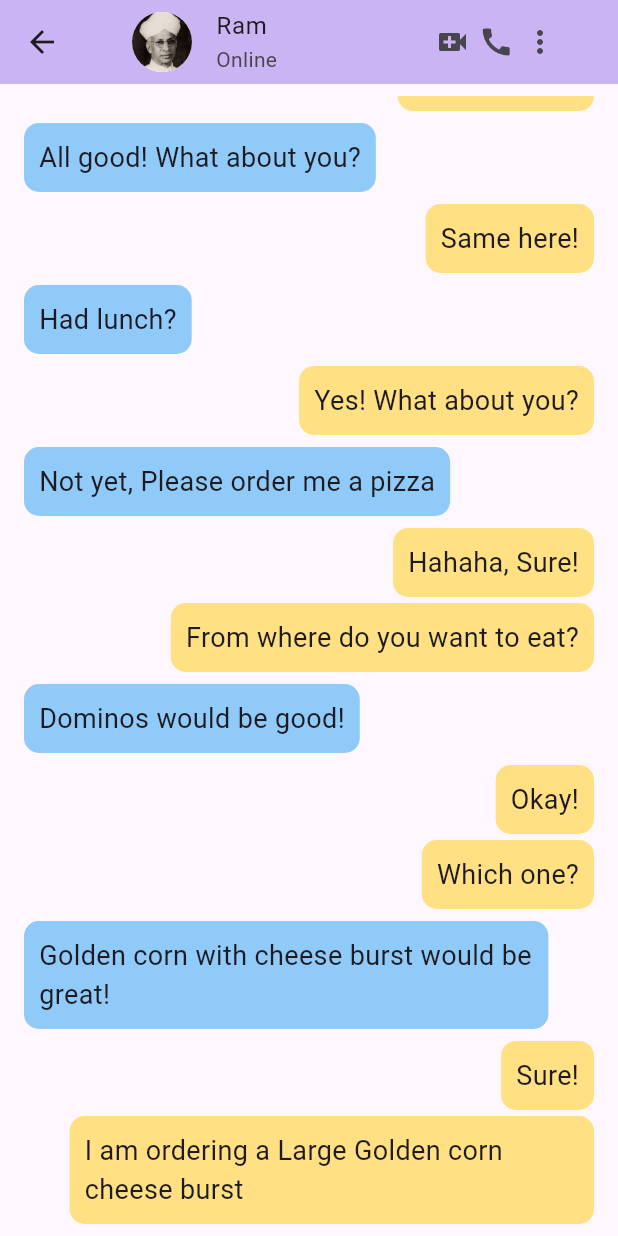
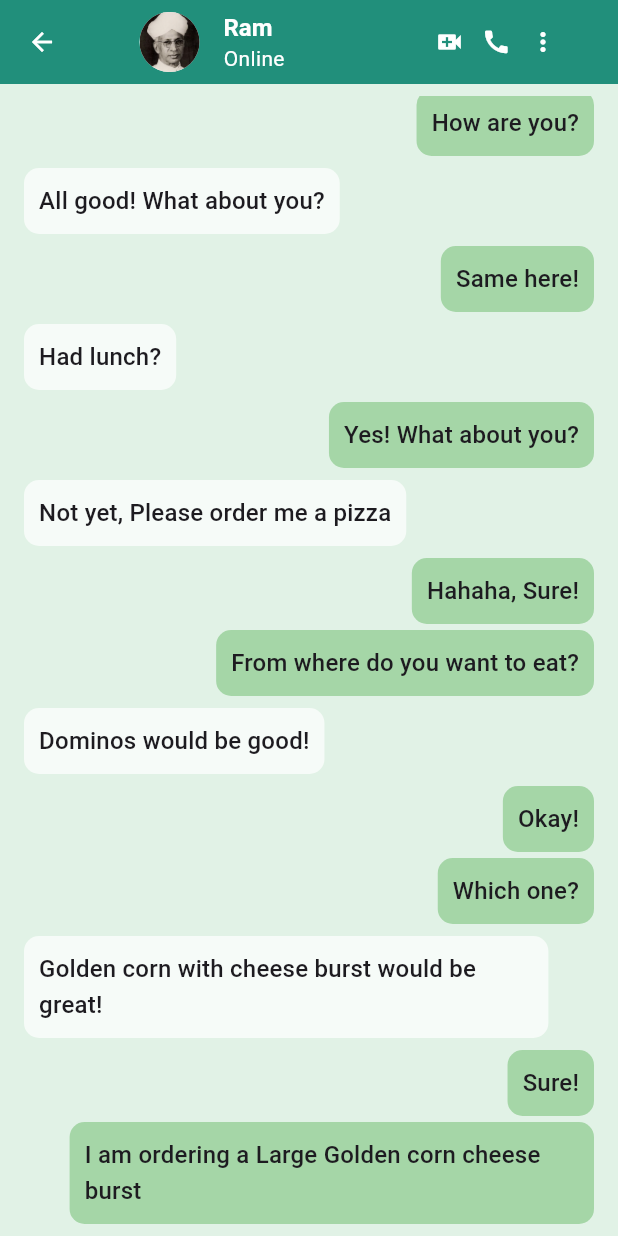
Before and after one commit to DevAngiras/bloc, a Flutter app: the screen it shows after launch, after a tap on "Ram", on a phone screen of 412 x 824 dp. Run offline on Flutter 3.47's test engine with Material 3 defaults, Android fonts, the phone set to English and light mode, and no system bars.

Commit message:
Revamped WhatsApp UI design: Updated text styles, icon buttons, chat page backgrounds, and color combinations for a cohesive and visually appealing user experience.

```diff
--- a/lib/main.dart
+++ b/lib/main.dart
@@ -12,11 +12,24 @@ class MyApp extends StatelessWidget {
   @override
   Widget build(BuildContext context) {
     return MaterialApp(
-      title: 'Flutter Demo',
+      title: 'whatsApp',
       theme: ThemeData(
-        colorScheme: ColorScheme.fromSeed(seedColor: Colors.deepPurple),
+
+	      popupMenuTheme:PopupMenuThemeData(color:Color(0xFFE1F2E6)),
+
+        primaryColor: Color(0xFF1b9478),
+        textTheme: TextTheme(
+            headline1: TextStyle(
+                fontWeight: FontWeight.w500, fontSize: 24, color: Colors.white),
+            headline2: TextStyle(
+                fontWeight: FontWeight.w600, fontSize: 16, color: Colors.black),
+            subtitle1: TextStyle(fontSize: 16),
+            subtitle2: TextStyle(fontSize: 12, color: Colors.black26)),
+        iconTheme: IconThemeData(color: Colors.white, size: 20, opacity: 8.0),
+        backgroundColor: Color(0xFFE1F2E6),
         useMaterial3: true,
       ),
+      debugShowCheckedModeBanner: false,
       home: const HomePage(),
     );
   }
--- a/lib/screens/ChatPage.dart
+++ b/lib/screens/ChatPage.dart
@@ -99,29 +99,42 @@ class _ChatPageState extends State<ChatPage> {
   Widget build(BuildContext context) {
     return Scaffold(
         appBar: AppBar(
-        backgroundColor: Theme.of(context).colorScheme.inversePrimary,
+          iconTheme: IconThemeData(color: Colors.white),
+          backgroundColor: Theme.of(context).primaryColor,
           centerTitle: false,
           title: ListTile(
-          leading: CircleAvatar(
+            leading: Padding(
+              padding: EdgeInsets.only(left: 5),
+              child: CircleAvatar(
                 backgroundColor: Colors.white,
                 backgroundImage: AssetImage(widget.image),
               ),
-          title: Text(widget.name),
-          subtitle: const Text("Online"),
+            ),
+            title: Text(widget.name,
+                style: Theme.of(context)
+                    .textTheme
+                    .headline2!
+                    .copyWith(color: Colors.white)),
+            subtitle: const Text(
+              "Online",
+              style: TextStyle(color: Colors.white),
+            ),
             trailing: SizedBox(
               width: MediaQuery.of(context).size.width * 0.2,
               child: const Row(
                 mainAxisAlignment: MainAxisAlignment.spaceBetween,
                 children: [
-                Icon(Icons.video_call),
-                Icon(Icons.call),
-                Icon(Icons.more_vert),
+                  Icon(Icons.video_call, color: Colors.white),
+                  Icon(Icons.call, color: Colors.white),
+                  Icon(Icons.more_vert, color: Colors.white),
                 ],
               ),
             ),
           ),
         ),
-      body: Padding(
+        body: Material(
+          color: Color(0xFFE1F2E6),
+          child: Padding(
             padding: const EdgeInsets.all(8.0),
             child: ListView.builder(
                 controller: _scrollController,
@@ -130,7 +143,8 @@ class _ChatPageState extends State<ChatPage> {
                   int previous = index - 1 >= 0 ? index - 1 : 0;
                   int current = index;
                   return Padding(
-                padding: messages[previous]["sent"] == messages[current]["sent"]
+                    padding:
+                        messages[previous]["sent"] == messages[current]["sent"]
                             ? const EdgeInsets.only(left: 8, right: 8, top: 4)
                             : const EdgeInsets.only(left: 8, right: 8, top: 8),
                     child: Align(
@@ -141,8 +155,8 @@ class _ChatPageState extends State<ChatPage> {
                         decoration: BoxDecoration(
                           borderRadius: BorderRadius.circular(10),
                           color: messages[index]["sent"]
-                          ? Colors.amber[200]
-                          : Colors.blue[200],
+                              ? Colors.green[200]
+                              : Colors.white70,
                         ),
                         child: Padding(
                           padding: const EdgeInsets.all(10),
@@ -152,7 +166,7 @@ class _ChatPageState extends State<ChatPage> {
                             ),
                             child: Text(
                               messages[index]["message"],
-                          style: const TextStyle(fontSize: 18),
+                              style: Theme.of(context).textTheme.subtitle1,
                             ),
                           ),
                         ),
@@ -161,6 +175,6 @@ class _ChatPageState extends State<ChatPage> {
                   );
                 }),
           ),
-    );
+        ));
   }
 }
--- a/lib/screens/HomePage.dart
+++ b/lib/screens/HomePage.dart
@@ -74,17 +74,24 @@ class _HomePageState extends State<HomePage> {
   @override
   Widget build(BuildContext context) {
     return Scaffold(
-        appBar: AppBar(
-          backgroundColor: Theme.of(context).colorScheme.inversePrimary,
+        appBar: PreferredSize(
+            preferredSize: Size.fromHeight(100),
+            child: AppBar(
+              iconTheme: IconThemeData(color: Colors.white),
+              backgroundColor: Theme.of(context).primaryColor,
               // Here we take the value from the MyHomePage object that was created by
               // the App.build method, and use it to set our appbar title.
               title: Row(
                 mainAxisAlignment: MainAxisAlignment.spaceBetween,
                 children: [
-              Text("What's UP"),
+                  Text("WhatsApp",
+                      style: Theme.of(context).textTheme.headline1),
                   Row(
                     children: [
-                  Icon(Icons.search),
+                      Icon(
+                        Icons.search,
+                        color: Theme.of(context).iconTheme.color,
+                      ),
                       PopupMenuButton<String>(
                           onSelected: (value) => {print(value)},
                           itemBuilder: (BuildContext context) =>
@@ -118,12 +125,13 @@ class _HomePageState extends State<HomePage> {
                   ),
                 ],
               ),
-        ),
+            )),
         body: ListView.builder(
             itemCount: chats.length,
             itemBuilder: (context, index) {
               return ListTile(
-                title: Text(chats[index]["name"]),
+                title: Text(chats[index]["name"],
+                    style: Theme.of(context).textTheme.headline2),
                 subtitle: chats[index]["sent"]
                     ? Row(
                         children: [
```
Lines whose indentation alone changed are shown as unchanged.
